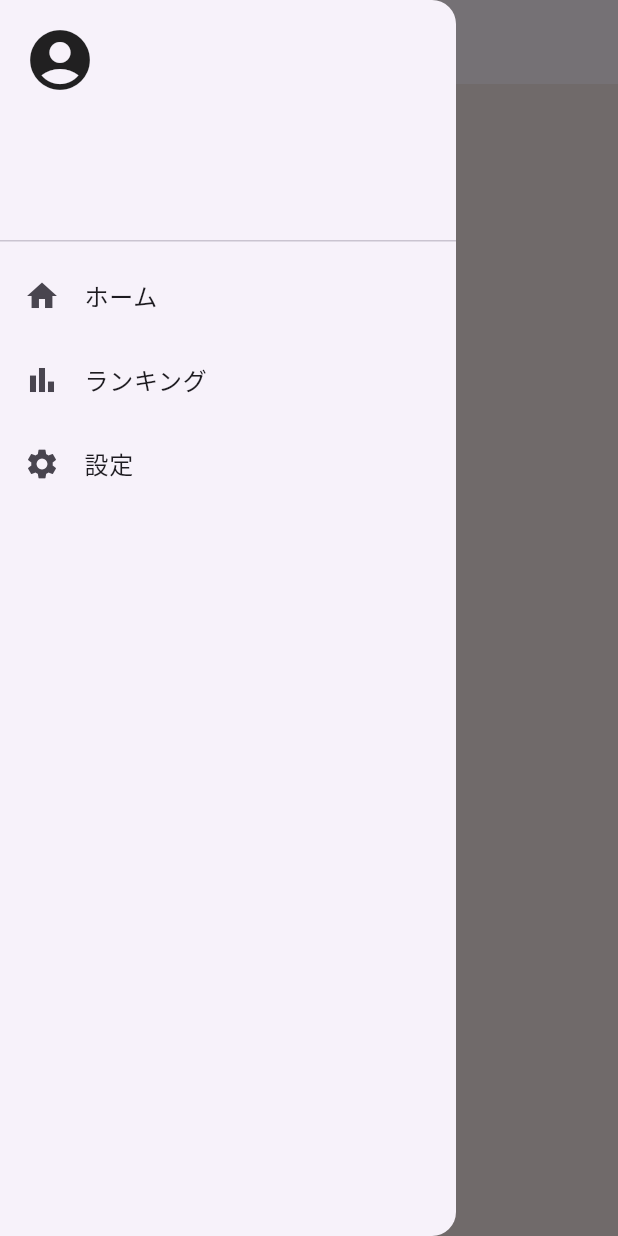
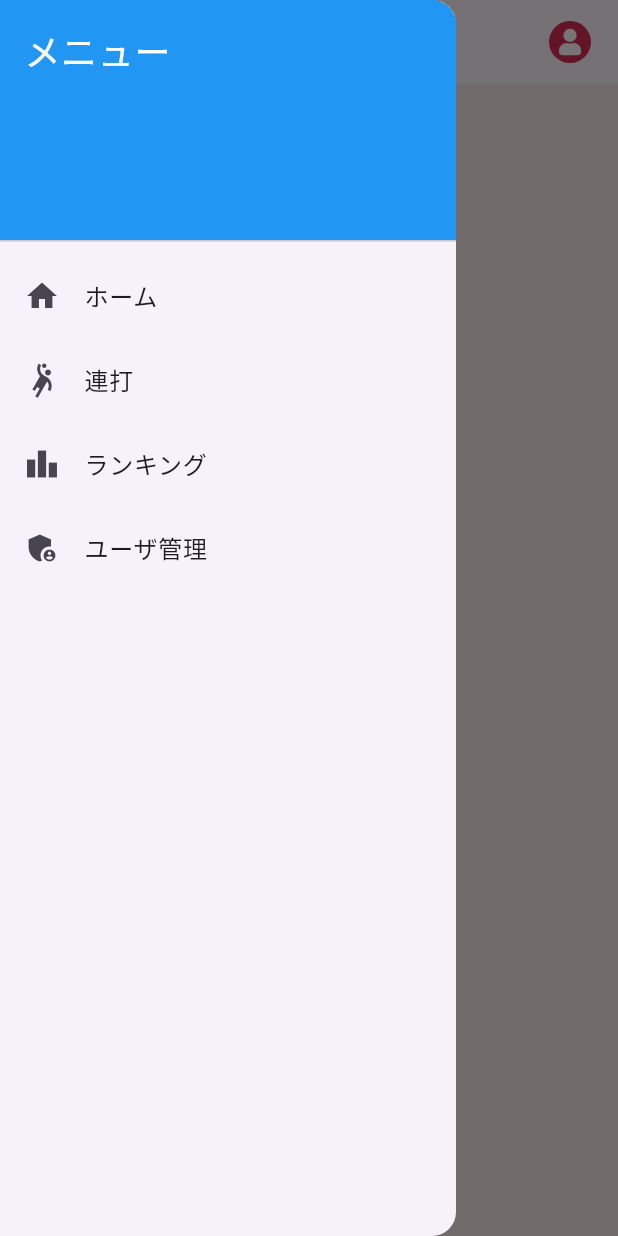
Before and after one commit to 18QUAD/18quad, a Flutter app: the HomeScreen screen opened by its route, with the side drawer open, on a phone screen of 412 x 824 dp. Run offline on Flutter 3.47's test engine with Material 3 defaults, Android fonts, the phone set to English and light mode, and no system bars; our stand-ins replace cloud_firestore, firebase_auth, firebase_core, firebase_storage, image_picker; accounts and stored records are empty.

Commit message:
20250427-1

```diff
--- a/lib/screens/home_screen.dart
+++ b/lib/screens/home_screen.dart
@@ -1,10 +1,10 @@
 import 'package:flutter/material.dart';
 import 'package:firebase_auth/firebase_auth.dart';
 
-import '../widgets/app_drawer.dart';
 import '../theme/colors.dart';
 import '../theme/text_styles.dart';
 import '../services/firestore_service.dart';
+import '../widgets/app_scaffold.dart'; // ←ここ大事
 
 class HomeScreen extends StatefulWidget {
   const HomeScreen({super.key});
@@ -53,10 +53,9 @@ class _HomeScreenState extends State<HomeScreen> {
 
   @override
   Widget build(BuildContext context) {
-    return Scaffold(
-      appBar: AppBar(title: const Text('連打')),
-      drawer: const AppDrawer(),
-      body: Center(
+    return AppScaffold(
+      title: '連打',
+      child: Center(
         child: _isLoading
             ? const CircularProgressIndicator()
             : Column(
--- a/lib/widgets/app_scaffold.dart
+++ b/lib/widgets/app_scaffold.dart
@@ -39,20 +39,21 @@ class AppScaffold extends StatelessWidget {
 
         return Scaffold(
           appBar: AppBar(
+            leading: Builder(
+              builder: (context) => IconButton(
+                icon: const Icon(Icons.menu),
+                onPressed: () => Scaffold.of(context).openDrawer(),
+              ),
+            ),
             title: Text(title),
-            automaticallyImplyLeading: true,
             centerTitle: false,
             actions: [
               Builder(
                 builder: (context) {
+                  final user = FirebaseAuth.instance.currentUser;
                   return Container(
                     margin: const EdgeInsets.only(right: 8),
-                    child: FirebaseAuth.instance.currentUser == null
-                        ? IconButton(
-                            icon: const Icon(Icons.account_circle),
-                            onPressed: () => Navigator.pushNamed(context, '/login'),
-                          )
-                        : PopupMenuButton<String>(
+                    child: PopupMenuButton<String>(
                       offset: const Offset(0, 50),
                       icon: CircleAvatar(
                         radius: 14,
@@ -61,10 +62,22 @@ class AppScaffold extends StatelessWidget {
                             : const AssetImage('assets/icons/default.png') as ImageProvider,
                         backgroundColor: Colors.grey[200],
                       ),
-                            itemBuilder: (context) => [
+                      onSelected: (value) {
+                        if (value == 'settings') {
+                          Navigator.pushNamed(context, '/settings');
+                        } else if (value == 'logout') {
+                          FirebaseAuth.instance.signOut();
+                          Navigator.pushNamedAndRemoveUntil(context, '/', (_) => false);
+                        } else if (value == 'login') {
+                          Navigator.pushNamed(context, '/login');
+                        }
+                      },
+                      itemBuilder: (context) {
+                        if (user != null) {
+                          return [
                             PopupMenuItem(
                               enabled: false,
-                                child: Text(FirebaseAuth.instance.currentUser?.displayName ?? '(名前未設定)'),
+                              child: Text(user.displayName ?? '(名前未設定)'),
                             ),
                             const PopupMenuDivider(),
                             const PopupMenuItem(
@@ -75,13 +88,14 @@ class AppScaffold extends StatelessWidget {
                               value: 'logout',
                               child: Text('ログアウト'),
                             ),
-                            ],
-                            onSelected: (value) {
-                              if (value == 'settings') {
-                                Navigator.pushNamed(context, '/settings');
-                              } else if (value == 'logout') {
-                                FirebaseAuth.instance.signOut();
-                                Navigator.pushNamedAndRemoveUntil(context, '/', (_) => false);
+                          ];
+                        } else {
+                          return [
+                            const PopupMenuItem(
+                              value: 'login',
+                              child: Text('ログイン'),
+                            ),
+                          ];
                         }
                       },
                     ),
@@ -90,6 +104,47 @@ class AppScaffold extends StatelessWidget {
               ),
             ],
           ),
+          drawer: Drawer(
+            child: ListView(
+              padding: EdgeInsets.zero,
+              children: [
+                const DrawerHeader(
+                  decoration: BoxDecoration(
+                    color: Colors.blue,
+                  ),
+                  child: Text('メニュー', style: TextStyle(color: Colors.white, fontSize: 24)),
+                ),
+                ListTile(
+                  leading: const Icon(Icons.home),
+                  title: const Text('ホーム'),
+                  onTap: () {
+                    Navigator.pushNamed(context, '/');
+                  },
+                ),
+                ListTile(
+                  leading: const Icon(Icons.sports_handball),
+                  title: const Text('連打'),
+                  onTap: () {
+                    Navigator.pushNamed(context, '/home');
+                  },
+                ),
+                ListTile(
+                  leading: const Icon(Icons.leaderboard),
+                  title: const Text('ランキング'),
+                  onTap: () {
+                    Navigator.pushNamed(context, '/ranking');
+                  },
+                ),
+                ListTile(
+                  leading: const Icon(Icons.admin_panel_settings),
+                  title: const Text('ユーザ管理'),
+                  onTap: () {
+                    Navigator.pushNamed(context, '/admin');
+                  },
+                ),
+              ],
+            ),
+          ),
           body: child,
           floatingActionButton: floatingActionButton,
         );
```
Also changed, not shown: 1 other file. Lines whose indentation alone changed are shown as unchanged.
